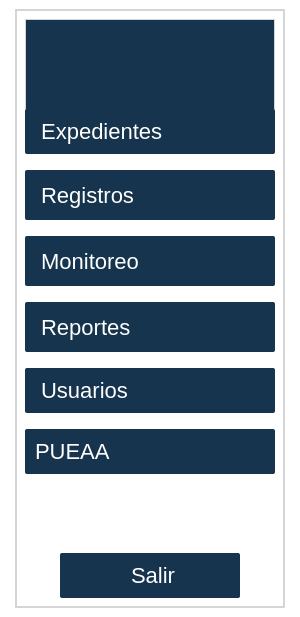
Mai1203/Corponari-o-TUA, file app/ui/sildebar.ui: the form before one commit.
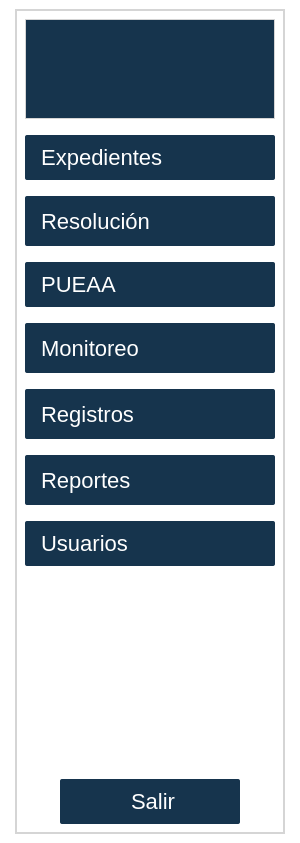
The form after the commit. Icons and pictures are not drawn.

```diff
--- a/app/ui/sildebar.ui
+++ b/app/ui/sildebar.ui
@@ -7,7 +7,7 @@
     <x>0</x>
     <y>0</y>
     <width>300</width>
-    <height>617</height>
+    <height>843</height>
    </rect>
   </property>
   <property name="sizePolicy">
@@ -188,8 +188,8 @@
             </property>
            </spacer>
           </item>
-          <item alignment="Qt::AlignHCenter|Qt::AlignTop">
-           <widget class="QPushButton" name="BtnRegistros">
+          <item>
+           <widget class="QPushButton" name="BtnResolucion">
             <property name="sizePolicy">
              <sizepolicy hsizetype="Fixed" vsizetype="Fixed">
               <horstretch>0</horstretch>
@@ -202,9 +202,74 @@
               <height>50</height>
              </size>
             </property>
-            <property name="cursor">
-             <cursorShape>PointingHandCursor</cursorShape>
+            <property name="styleSheet">
+             <string notr="true">QPushButton {
+    background-color: #16344D; /* Color de fondo */
+    border-radius: 2px; /* Bordes redondeados */
+    color: white; /* Color del texto */
+    padding: 5px 10px; /* Espaciado interno */
+    border: none; /* Elimina el borde predeterminado */
+    font-size: 22px; /* Tamaño de fuente */
+    text-align: left; /* Alinea el texto a la izquierda */
+}
+
+QPushButton:hover {
+    background-color: #1A4567; /* Color de fondo al pasar el mouse */
+    box-shadow: 0 0 10px rgba(0, 0, 0, 0.5); /* Sombra al pasar el mouse */
+    transform: scale(1.02); /* Ligero aumento al pasar el mouse */
+    transition: all 0.3s ease-in-out; /* Transición suave */
+}
+
+QPushButton::icon {
+    padding-right: 5px; /* Espaciado entre el icono y el texto */
+}
+</string>
             </property>
+            <property name="text">
+             <string> Resolución</string>
+            </property>
+            <property name="icon">
+             <iconset>
+              <normaloff>../../assets/iconos/legal.png</normaloff>../../assets/iconos/legal.png</iconset>
+            </property>
+            <property name="iconSize">
+             <size>
+              <width>32</width>
+              <height>32</height>
+             </size>
+            </property>
+           </widget>
+          </item>
+          <item>
+           <spacer name="verticalSpacer_10">
+            <property name="orientation">
+             <enum>Qt::Vertical</enum>
+            </property>
+            <property name="sizeType">
+             <enum>QSizePolicy::Fixed</enum>
+            </property>
+            <property name="sizeHint" stdset="0">
+             <size>
+              <width>20</width>
+              <height>10</height>
+             </size>
+            </property>
+           </spacer>
+          </item>
+          <item>
+           <widget class="QPushButton" name="BtnPUEAA">
+            <property name="sizePolicy">
+             <sizepolicy hsizetype="Fixed" vsizetype="Fixed">
+              <horstretch>0</horstretch>
+              <verstretch>0</verstretch>
+             </sizepolicy>
+            </property>
+            <property name="minimumSize">
+             <size>
+              <width>250</width>
+              <height>45</height>
+             </size>
+            </property>
             <property name="styleSheet">
              <string notr="true">QPushButton {
     background-color: #16344D; /* Color de fondo */
@@ -229,7 +294,7 @@
 </string>
             </property>
             <property name="text">
-             <string> Registros</string>
+             <string> PUEAA</string>
             </property>
             <property name="icon">
              <iconset>
@@ -259,7 +324,7 @@
             </property>
            </spacer>
           </item>
-          <item alignment="Qt::AlignHCenter|Qt::AlignTop">
+          <item>
            <widget class="QPushButton" name="BtnMonitoreo">
             <property name="sizePolicy">
              <sizepolicy hsizetype="Fixed" vsizetype="Fixed">
@@ -315,6 +380,90 @@
             </property>
            </widget>
           </item>
+          <item>
+           <spacer name="verticalSpacer_9">
+            <property name="orientation">
+             <enum>Qt::Vertical</enum>
+            </property>
+            <property name="sizeType">
+             <enum>QSizePolicy::Fixed</enum>
+            </property>
+            <property name="sizeHint" stdset="0">
+             <size>
+              <width>20</width>
+              <height>10</height>
+             </size>
+            </property>
+           </spacer>
+          </item>
+          <item>
+           <spacer name="verticalSpacer_8">
+            <property name="orientation">
+             <enum>Qt::Vertical</enum>
+            </property>
+            <property name="sizeHint" stdset="0">
+             <size>
+              <width>20</width>
+              <height>40</height>
+             </size>
+            </property>
+           </spacer>
+          </item>
+          <item alignment="Qt::AlignHCenter|Qt::AlignTop">
+           <widget class="QPushButton" name="BtnRegistros">
+            <property name="sizePolicy">
+             <sizepolicy hsizetype="Fixed" vsizetype="Fixed">
+              <horstretch>0</horstretch>
+              <verstretch>0</verstretch>
+             </sizepolicy>
+            </property>
+            <property name="minimumSize">
+             <size>
+              <width>250</width>
+              <height>50</height>
+             </size>
+            </property>
+            <property name="cursor">
+             <cursorShape>PointingHandCursor</cursorShape>
+            </property>
+            <property name="styleSheet">
+             <string notr="true">QPushButton {
+    background-color: #16344D; /* Color de fondo */
+    border-radius: 2px; /* Bordes redondeados */
+    color: white; /* Color del texto */
+    padding: 5px 10px; /* Espaciado interno */
+    border: none; /* Elimina el borde predeterminado */
+    font-size: 22px; /* Tamaño de fuente */
+    text-align: left; /* Alinea el texto a la izquierda */
+}
+
+QPushButton:hover {
+    background-color: #1A4567; /* Color de fondo al pasar el mouse */
+    box-shadow: 0 0 10px rgba(0, 0, 0, 0.5); /* Sombra al pasar el mouse */
+    transform: scale(1.02); /* Ligero aumento al pasar el mouse */
+    transition: all 0.3s ease-in-out; /* Transición suave */
+}
+
+QPushButton::icon {
+    padding-right: 5px; /* Espaciado entre el icono y el texto */
+}
+</string>
+            </property>
+            <property name="text">
+             <string> Registros</string>
+            </property>
+            <property name="icon">
+             <iconset>
+              <normaloff>../../assets/iconos/folder.png</normaloff>../../assets/iconos/folder.png</iconset>
+            </property>
+            <property name="iconSize">
+             <size>
+              <width>24</width>
+              <height>24</height>
+             </size>
+            </property>
+           </widget>
+          </item>
           <item>
            <spacer name="verticalSpacer_5">
             <property name="orientation">
@@ -457,64 +606,6 @@
             </property>
            </widget>
           </item>
-          <item>
-           <spacer name="verticalSpacer_7">
-            <property name="orientation">
-             <enum>Qt::Vertical</enum>
-            </property>
-            <property name="sizeType">
-             <enum>QSizePolicy::Fixed</enum>
-            </property>
-            <property name="sizeHint" stdset="0">
-             <size>
-              <width>20</width>
-              <height>10</height>
-             </size>
-            </property>
-           </spacer>
-          </item>
-          <item>
-           <widget class="QPushButton" name="pushButton">
-            <property name="sizePolicy">
-             <sizepolicy hsizetype="Fixed" vsizetype="Fixed">
-              <horstretch>0</horstretch>
-              <verstretch>0</verstretch>
-             </sizepolicy>
-            </property>
-            <property name="minimumSize">
-             <size>
-              <width>250</width>
-              <height>45</height>
-             </size>
-            </property>
-            <property name="styleSheet">
-             <string notr="true">QPushButton {
-    background-color: #16344D; /* Color de fondo */
-    border-radius: 2px; /* Bordes redondeados */
-    color: white; /* Color del texto */
-    padding: 5px 10px; /* Espaciado interno */
-    border: none; /* Elimina el borde predeterminado */
-    font-size: 22px; /* Tamaño de fuente */
-    text-align: left; /* Alinea el texto a la izquierda */
-}
-
-QPushButton:hover {
-    background-color: #1A4567; /* Color de fondo al pasar el mouse */
-    box-shadow: 0 0 10px rgba(0, 0, 0, 0.5); /* Sombra al pasar el mouse */
-    transform: scale(1.02); /* Ligero aumento al pasar el mouse */
-    transition: all 0.3s ease-in-out; /* Transición suave */
-}
-
-QPushButton::icon {
-    padding-right: 5px; /* Espaciado entre el icono y el texto */
-}
-</string>
-            </property>
-            <property name="text">
-             <string>PUEAA</string>
-            </property>
-           </widget>
-          </item>
           <item>
            <spacer name="verticalSpacer">
             <property name="orientation">
```
Left out of the diff: 2 changed lines with no effect on the pictures.
